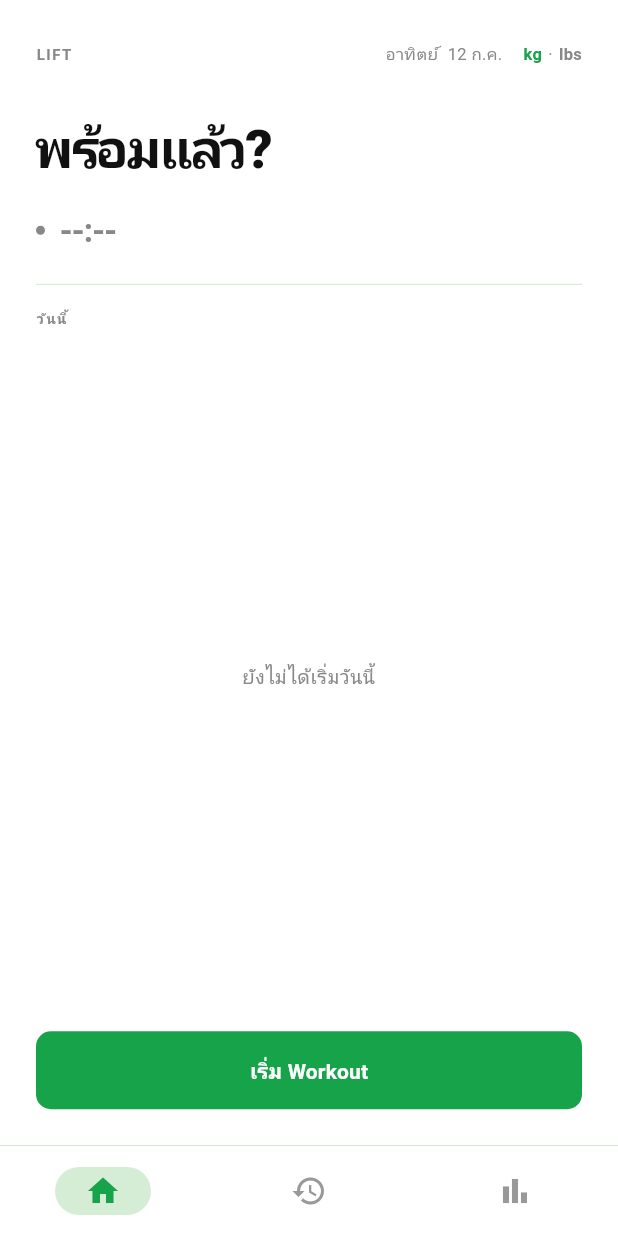
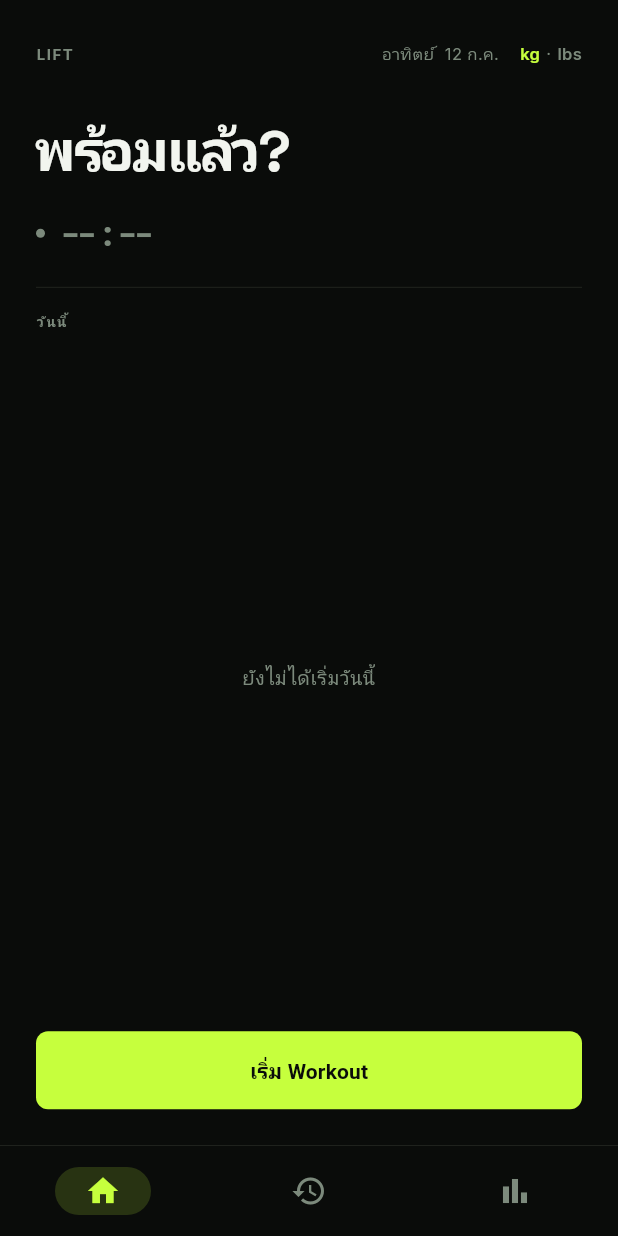
Before and after one commit to chetsadayut04/LIFT, a Flutter app: the screen it shows after launch, on a phone screen of 412 x 824 dp. Run offline on Flutter 3.47's test engine with Material 3 defaults, Android fonts, the phone set to English and light mode, and no system bars; our stand-ins replace fl_chart, flutter_riverpod, google_fonts, shared_preferences, sqflite, sqflite_common and 2 more; accounts and stored records are empty.

Commit message:
Apply Overload dark redesign across all screens
Re-skin the app per design/OVERLOAD_DESIGN_SPEC.md: dark palette with
lime accent, Space Grotesk/JetBrains Mono via google_fonts, and a new
shared PlateStack widget replacing the linear progress bars.

```diff
--- a/lib/app.dart
+++ b/lib/app.dart
@@ -1,5 +1,6 @@
 import 'package:flutter/material.dart';
 import 'package:flutter_riverpod/flutter_riverpod.dart';
+import 'package:google_fonts/google_fonts.dart';
 import 'features/history/history_provider.dart';
 import 'features/history/history_screen.dart';
 import 'features/home/home_provider.dart';
@@ -42,7 +43,7 @@ class _AppState extends ConsumerState<App> {
         bottomNavigationBar: Container(
           decoration: const BoxDecoration(
             border: Border(
-              top: BorderSide(color: Color(0xFFBFDFBF), width: 0.5),
+              top: BorderSide(color: Color(0xFF262A24), width: 0.5),
             ),
           ),
           child: NavigationBar(
@@ -72,54 +73,71 @@ class _AppState extends ConsumerState<App> {
   }
 
   ThemeData _theme() {
-    const bg = Color(0xFFFFFFFF);
-    const surface = Color(0xFFF4FAF4);
-    const border = Color(0xFFBFDFBF);
-    const accent = Color(0xFF16A34A); // dark green — readable on white
+    const bg = Color(0xFF0A0C0A);
+    const surfaceSolid = Color(0xFF1B1F1B);
+    const border = Color(0xFF262A24);
+    const accent = Color(0xFFC6FF3D);
+    const textPrimary = Color(0xFFF2F5EF);
+    const textMuted = Color(0xFF7C8A7C);
 
     final cs = ColorScheme.fromSeed(
       seedColor: accent,
-      brightness: Brightness.light,
+      brightness: Brightness.dark,
     ).copyWith(
       primary: accent,
-      onPrimary: Colors.white,
-      surface: surface,
+      onPrimary: bg,
+      surface: surfaceSolid,
       outline: border,
-      onSurface: const Color(0xFF111111),
+      onSurface: textPrimary,
+    );
+
+    final baseTextTheme = GoogleFonts.spaceGroteskTextTheme(
+      ThemeData(brightness: Brightness.dark).textTheme,
+    ).apply(bodyColor: textPrimary, displayColor: textPrimary);
+
+    final textTheme = baseTextTheme.copyWith(
+      bodyLarge: GoogleFonts.inter(textStyle: baseTextTheme.bodyLarge, color: textPrimary),
+      bodyMedium: GoogleFonts.inter(textStyle: baseTextTheme.bodyMedium, color: textPrimary),
+      bodySmall: GoogleFonts.inter(textStyle: baseTextTheme.bodySmall, color: textMuted),
+      labelLarge: GoogleFonts.inter(textStyle: baseTextTheme.labelLarge, color: textPrimary),
+      labelMedium: GoogleFonts.inter(textStyle: baseTextTheme.labelMedium, color: textMuted),
+      labelSmall: GoogleFonts.inter(textStyle: baseTextTheme.labelSmall, color: textMuted),
     );
 
     return ThemeData(
       useMaterial3: true,
+      brightness: Brightness.dark,
       colorScheme: cs,
+      textTheme: textTheme,
       scaffoldBackgroundColor: bg,
-      appBarTheme: const AppBarTheme(
+      appBarTheme: AppBarTheme(
         backgroundColor: bg,
-        foregroundColor: Color(0xFF111111),
+        foregroundColor: textPrimary,
         surfaceTintColor: Colors.transparent,
         elevation: 0,
         scrolledUnderElevation: 0,
         centerTitle: false,
-        titleTextStyle: TextStyle(
-          color: Color(0xFF111111),
+        titleTextStyle: GoogleFonts.spaceGrotesk(
+          color: textPrimary,
           fontSize: 17,
           fontWeight: FontWeight.w700,
           letterSpacing: -0.3,
         ),
-        iconTheme: IconThemeData(color: Color(0xFF666666)),
-        actionsIconTheme: IconThemeData(color: Color(0xFF666666)),
+        iconTheme: const IconThemeData(color: textMuted),
+        actionsIconTheme: const IconThemeData(color: textMuted),
       ),
       cardTheme: CardThemeData(
-        color: surface,
+        color: surfaceSolid,
         elevation: 0,
         margin: EdgeInsets.zero,
         shape: RoundedRectangleBorder(
-          borderRadius: BorderRadius.circular(12),
+          borderRadius: BorderRadius.circular(10),
           side: const BorderSide(color: border),
         ),
       ),
       inputDecorationTheme: InputDecorationTheme(
         filled: true,
-        fillColor: const Color(0xFFEAF5EA),
+        fillColor: const Color(0xFF15181A),
         contentPadding:
             const EdgeInsets.symmetric(horizontal: 12, vertical: 10),
         border: OutlineInputBorder(
@@ -135,8 +153,8 @@ class _AppState extends ConsumerState<App> {
           borderSide: const BorderSide(color: accent, width: 1.5),
         ),
         isDense: true,
-        labelStyle: const TextStyle(color: Color(0xFF666666)),
-        hintStyle: const TextStyle(color: Color(0xFF999999)),
+        labelStyle: const TextStyle(color: textMuted),
+        hintStyle: const TextStyle(color: textMuted),
       ),
       dividerTheme: const DividerThemeData(
         color: border,
@@ -146,26 +164,26 @@ class _AppState extends ConsumerState<App> {
       navigationBarTheme: NavigationBarThemeData(
         backgroundColor: bg,
         surfaceTintColor: Colors.transparent,
-        indicatorColor: const Color(0xFFD5EDD5),
+        indicatorColor: accent.withValues(alpha: 0.16),
         height: 60,
         labelBehavior: NavigationDestinationLabelBehavior.alwaysHide,
         iconTheme: WidgetStateProperty.resolveWith((states) {
           if (states.contains(WidgetState.selected)) {
             return const IconThemeData(color: accent, size: 24);
           }
-          return const IconThemeData(color: Color(0xFF999999), size: 24);
+          return const IconThemeData(color: textMuted, size: 24);
         }),
       ),
       filledButtonTheme: FilledButtonThemeData(
         style: FilledButton.styleFrom(
           backgroundColor: accent,
-          foregroundColor: Colors.white,
+          foregroundColor: bg,
           textStyle: const TextStyle(
             fontWeight: FontWeight.w700,
             letterSpacing: 0.1,
           ),
           shape: RoundedRectangleBorder(
-            borderRadius: BorderRadius.circular(10),
+            borderRadius: BorderRadius.circular(8),
           ),
         ),
       ),
@@ -174,7 +192,7 @@ class _AppState extends ConsumerState<App> {
           foregroundColor: accent,
           side: const BorderSide(color: border),
           shape: RoundedRectangleBorder(
-            borderRadius: BorderRadius.circular(10),
+            borderRadius: BorderRadius.circular(8),
           ),
         ),
       ),
@@ -182,21 +200,21 @@ class _AppState extends ConsumerState<App> {
         style: TextButton.styleFrom(foregroundColor: accent),
       ),
       dialogTheme: DialogThemeData(
-        backgroundColor: bg,
+        backgroundColor: surfaceSolid,
         surfaceTintColor: Colors.transparent,
         shape: RoundedRectangleBorder(
           borderRadius: BorderRadius.circular(16),
           side: const BorderSide(color: border),
         ),
-        titleTextStyle: const TextStyle(
-          color: Color(0xFF111111),
+        titleTextStyle: GoogleFonts.spaceGrotesk(
+          color: textPrimary,
           fontSize: 17,
           fontWeight: FontWeight.w700,
         ),
-        contentTextStyle: const TextStyle(color: Color(0xFF666666)),
+        contentTextStyle: const TextStyle(color: textMuted),
       ),
       bottomSheetTheme: const BottomSheetThemeData(
-        backgroundColor: bg,
+        backgroundColor: surfaceSolid,
         surfaceTintColor: Colors.transparent,
       ),
     );
--- a/lib/features/history/history_screen.dart
+++ b/lib/features/history/history_screen.dart
@@ -1,14 +1,15 @@
 import 'package:flutter/material.dart';
 import 'package:flutter_riverpod/flutter_riverpod.dart';
+import 'package:google_fonts/google_fonts.dart';
 import '../home/home_provider.dart';
 import '../stats/stats_provider.dart';
 import 'history_provider.dart';
 import 'session_detail_screen.dart';
 
-const _kAccent = Color(0xFF16A34A);
-const _kTextPrimary = Color(0xFF111111);
-const _kTextSec = Color(0xFF444444);
-const _kTextMuted = Color(0xFF888888);
+const _kAccent = Color(0xFFC6FF3D);
+const _kTextPrimary = Color(0xFFF2F5EF);
+const _kTextSec = Color(0xFFB8C2B4);
+const _kTextMuted = Color(0xFF7C8A7C);
 
 class HistoryScreen extends ConsumerWidget {
   const HistoryScreen({super.key});
@@ -110,8 +111,8 @@ class HistoryScreen extends ConsumerWidget {
               onConfirm();
             },
             style: FilledButton.styleFrom(
-              backgroundColor: Colors.red[900],
-              foregroundColor: const Color(0xFFE2F0E2),
+              backgroundColor: const Color(0xFF1A0800),
+              foregroundColor: const Color(0xFFFF5A3C),
             ),
             child: const Text('ลบ'),
           ),
@@ -149,9 +150,9 @@ class _SessionTile extends StatelessWidget {
                 children: [
                   Text(
                     day,
-                    style: const TextStyle(
+                    style: GoogleFonts.spaceGrotesk(
                       fontSize: 22,
-                      fontWeight: FontWeight.w800,
+                      fontWeight: FontWeight.w700,
                       height: 1,
                       letterSpacing: -0.5,
                       color: _kTextPrimary,
@@ -193,11 +194,11 @@ class _SessionTile extends StatelessWidget {
                 margin: const EdgeInsets.only(right: 8),
                 padding: const EdgeInsets.symmetric(horizontal: 6, vertical: 2),
                 decoration: BoxDecoration(
-                  color: const Color(0xFFFFF3E0),
+                  color: const Color(0xFFFF9F1C).withValues(alpha: 0.18),
                   borderRadius: BorderRadius.circular(6),
                 ),
                 child: const Text('กำลังเล่น',
-                    style: TextStyle(fontSize: 9, fontWeight: FontWeight.w700, color: Colors.orange)),
+                    style: TextStyle(fontSize: 9, fontWeight: FontWeight.w700, color: Color(0xFFFF9F1C))),
               )
             else
               Container(
--- a/lib/features/history/session_detail_screen.dart
+++ b/lib/features/history/session_detail_screen.dart
@@ -1,5 +1,6 @@
 import 'package:flutter/material.dart';
 import 'package:flutter_riverpod/flutter_riverpod.dart';
+import 'package:google_fonts/google_fonts.dart';
 import '../../core/database/exercise_dao.dart';
 import '../../core/database/set_dao.dart';
 import '../../core/models/exercise.dart';
@@ -8,9 +9,9 @@ import '../../core/models/workout_set.dart';
 import '../../core/providers/unit_provider.dart';
 import 'history_provider.dart';
 
-const _kTextPrimary = Color(0xFF111111);
-const _kTextSec = Color(0xFF444444);
-const _kTextMuted = Color(0xFF888888);
+const _kTextPrimary = Color(0xFFF2F5EF);
+const _kTextSec = Color(0xFFB8C2B4);
+const _kTextMuted = Color(0xFF7C8A7C);
 
 class SessionDetailScreen extends ConsumerStatefulWidget {
   final int sessionId;
@@ -124,7 +125,7 @@ class _SessionDetailScreenState extends ConsumerState<SessionDetailScreen> {
                         Expanded(
                           child: Text(
                             item.exercise.name,
-                            style: const TextStyle(
+                            style: GoogleFonts.spaceGrotesk(
                               fontSize: 15,
                               fontWeight: FontWeight.w700,
                               letterSpacing: -0.2,
@@ -167,12 +168,12 @@ class _SessionDetailScreenState extends ConsumerState<SessionDetailScreen> {
                                     ? Container(
                                         padding: const EdgeInsets.symmetric(horizontal: 5, vertical: 2),
                                         decoration: BoxDecoration(
-                                          color: Colors.orange.withValues(alpha: 0.18),
+                                          color: const Color(0xFFFF9F1C).withValues(alpha: 0.18),
                                           borderRadius: BorderRadius.circular(4),
                                         ),
                                         child: const Text('W',
                                             style: TextStyle(
-                                                fontSize: 11, color: Colors.orange, fontWeight: FontWeight.w700)),
+                                                fontSize: 11, color: Color(0xFFFF9F1C), fontWeight: FontWeight.w700)),
                                       )
                                     : Text('${s.setNumber}',
                                         style: const TextStyle(fontSize: 13, color: _kTextSec)),
@@ -181,7 +182,7 @@ class _SessionDetailScreenState extends ConsumerState<SessionDetailScreen> {
                                 child: Text(
                                   s.weightKg.display(isLbs),
                                   textAlign: TextAlign.center,
-                                  style: TextStyle(
+                                  style: GoogleFonts.jetBrainsMono(
                                       fontSize: 14,
                                       fontWeight: FontWeight.w600,
                                       color: s.isWarmup ? _kTextSec : _kTextPrimary),
@@ -191,7 +192,7 @@ class _SessionDetailScreenState extends ConsumerState<SessionDetailScreen> {
                                 child: Text(
                                   '${s.reps}',
                                   textAlign: TextAlign.center,
-                                  style: TextStyle(
+                                  style: GoogleFonts.jetBrainsMono(
                                       fontSize: 14,
                                       fontWeight: FontWeight.w600,
                                       color: s.isWarmup ? _kTextSec : _kTextPrimary),
--- a/lib/features/home/home_screen.dart
+++ b/lib/features/home/home_screen.dart
@@ -1,17 +1,19 @@
 import 'dart:async';
 import 'package:flutter/material.dart';
 import 'package:flutter_riverpod/flutter_riverpod.dart';
+import 'package:google_fonts/google_fonts.dart';
 import '../../core/database/exercise_dao.dart';
 import '../../core/database/session_dao.dart';
 import '../../core/providers/unit_provider.dart';
+import '../../core/widgets/plate_stack.dart';
 import '../workout/active_workout_provider.dart';
 import '../workout/active_workout_screen.dart';
 import 'home_provider.dart';
 
-const _kAccent = Color(0xFF16A34A);
-const _kTextPrimary = Color(0xFF111111);
-const _kTextMuted = Color(0xFF888888);
-const _kDivider = Color(0xFFBFDFBF);
+const _kAccent = Color(0xFFC6FF3D);
+const _kTextPrimary = Color(0xFFF2F5EF);
+const _kTextMuted = Color(0xFF7C8A7C);
+const _kDivider = Color(0xFF262A24);
 
 const _thaiDays = [
   'จันทร์',
@@ -136,9 +138,9 @@ class _HomeBody extends ConsumerWidget {
                 (state.todayVolume > 0
                     ? _fmtVol(state.todayVolume, isLbs)
                     : 'พร้อมแล้ว?'),
-            style: const TextStyle(
-              fontSize: 36,
-              fontWeight: FontWeight.w800,
+            style: GoogleFonts.spaceGrotesk(
+              fontSize: 38,
+              fontWeight: FontWeight.w700,
               letterSpacing: -1.5,
               height: 1,
               color: _kTextPrimary,
@@ -240,8 +242,8 @@ class _HomeBody extends ConsumerWidget {
             child: OutlinedButton(
               onPressed: () => _finish(context, ref),
               style: OutlinedButton.styleFrom(
-                foregroundColor: const Color(0xFFE07070),
-                side: const BorderSide(color: Color(0xFF6B3030)),
+                foregroundColor: const Color(0xFFFF5A3C),
+                side: const BorderSide(color: Color(0xFFFF5A3C)),
                 padding: const EdgeInsets.symmetric(horizontal: 20),
               ),
               child: const Row(
@@ -338,8 +340,8 @@ class _HomeBody extends ConsumerWidget {
           FilledButton(
             onPressed: () => Navigator.pop(ctx, true),
             style: FilledButton.styleFrom(
-              backgroundColor: const Color(0xFF6B3030),
-              foregroundColor: const Color(0xFFE07070),
+              backgroundColor: const Color(0xFF1A0800),
+              foregroundColor: const Color(0xFFFF5A3C),
             ),
             child: const Text('เสร็จสิ้น'),
           ),
@@ -366,11 +368,11 @@ class _HomeBody extends ConsumerWidget {
                 ),
               ],
             ),
-            backgroundColor: Colors.white,
+            backgroundColor: const Color(0xFF1B1F1B),
             behavior: SnackBarBehavior.floating,
             shape: RoundedRectangleBorder(
               borderRadius: BorderRadius.circular(10),
-              side: const BorderSide(color: Color(0xFFBFDFBF)),
+              side: const BorderSide(color: Color(0xFF262A24)),
             ),
             duration: const Duration(seconds: 2),
           ),
@@ -465,11 +467,14 @@ class _TimerRowState extends ConsumerState<_TimerRow> {
         const SizedBox(width: 10),
         Text(
           timerStr,
-          style: TextStyle(
+          style: GoogleFonts.jetBrainsMono(
             fontSize: 22,
             fontWeight: FontWeight.w700,
             letterSpacing: -0.5,
             color: isActive ? _kAccent : _kTextMuted,
+            shadows: isActive
+                ? [Shadow(color: _kAccent.withValues(alpha: 0.4), blurRadius: 14)]
+                : null,
           ),
         ),
       ],
@@ -493,8 +498,8 @@ class _WorkoutNameDialogState extends State<_WorkoutNameDialog> {
   List<_Template> _templates = [];
   String? _selectedName;
 
-  static const _kBorder = Color(0xFFBFDFBF);
-  static const _kSurface = Color(0xFFEAF5EA);
+  static const _kBorder = Color(0xFF262A24);
+  static const _kSurface = Color(0xFF15181A);
 
   @override
   void initState() {
@@ -627,7 +632,7 @@ class _VolumeSummaryRow extends StatelessWidget {
       final pct = (state.todayVolume - last) / last * 100;
       final sign = pct >= 0 ? '+' : '';
       changeStr = '$sign${pct.toStringAsFixed(1)}%';
-      changeColor = pct >= 0 ? _kAccent : const Color(0xFFE07070);
+      changeColor = pct >= 0 ? _kAccent : const Color(0xFFFF5A3C);
     }
 
     return Column(
@@ -693,6 +698,8 @@ class _ExerciseList extends StatelessWidget {
       );
     }
 
+    final maxVolume = exercises.fold(0.0, (m, e) => e.totalVolume > m ? e.totalVolume : m);
+
     return ListView.separated(
       padding: EdgeInsets.zero,
       itemCount: exercises.length,
@@ -702,6 +709,7 @@ class _ExerciseList extends StatelessWidget {
         final w = isLbs ? ex.avgWeight * kgToLbs : ex.avgWeight;
         final vol = isLbs ? ex.totalVolume * kgToLbs : ex.totalVolume;
         final unit = isLbs ? 'lbs' : 'kg';
+        final ratio = maxVolume > 0 ? ex.totalVolume / maxVolume : 0.0;
 
         return Row(
           children: [
@@ -727,7 +735,7 @@ class _ExerciseList extends StatelessWidget {
                         Container(
                           padding: const EdgeInsets.symmetric(horizontal: 5, vertical: 1),
                           decoration: BoxDecoration(
-                            color: const Color(0xFFFFF3CD),
+                            color: const Color(0xFFFF5A3C),
                             borderRadius: BorderRadius.circular(4),
                           ),
                           child: const Text(
@@ -735,7 +743,7 @@ class _ExerciseList extends StatelessWidget {
                             style: TextStyle(
                               fontSize: 9,
                               fontWeight: FontWeight.w800,
-                              color: Color(0xFF856404),
+                              color: Color(0xFF1A0800),
                             ),
                           ),
                         ),
@@ -753,6 +761,8 @@ class _ExerciseList extends StatelessWidget {
             Column(
               crossAxisAlignment: CrossAxisAlignment.end,
               children: [
+                PlateStack(ratio: ratio),
+                const SizedBox(height: 4),
                 Text(
                   '${fmtNum(vol)} $unit',
                   style: const TextStyle(fontSize: 12, fontWeight: FontWeight.w600, color: _kTextMuted),
--- a/lib/features/workout/add_exercise_dialog.dart
+++ b/lib/features/workout/add_exercise_dialog.dart
@@ -1,9 +1,9 @@
 import 'package:flutter/material.dart';
 import '../../core/database/exercise_dao.dart';
 
-const _kAccent = Color(0xFF16A34A);
-const _kTextPrimary = Color(0xFF111111);
-const _kTextMuted = Color(0xFF888888);
+const _kAccent = Color(0xFFC6FF3D);
+const _kTextPrimary = Color(0xFFF2F5EF);
+const _kTextMuted = Color(0xFF7C8A7C);
 
 Future<String?> showAddExerciseSheet(BuildContext context) {
   return showModalBottomSheet<String>(
@@ -65,8 +65,8 @@ class _AddExerciseSheetState extends State<_AddExerciseSheet> {
           FilledButton(
             onPressed: () => Navigator.pop(ctx, true),
             style: FilledButton.styleFrom(
-              backgroundColor: Colors.red[900],
-              foregroundColor: Colors.white,
+              backgroundColor: const Color(0xFF1A0800),
+              foregroundColor: const Color(0xFFFF5A3C),
             ),
             child: const Text('ลบ'),
           ),
@@ -101,7 +101,7 @@ class _AddExerciseSheetState extends State<_AddExerciseSheet> {
 
     return Container(
       decoration: const BoxDecoration(
-        color: Colors.white,
+        color: Color(0xFF1B1F1B),
         borderRadius: BorderRadius.vertical(top: Radius.circular(20)),
       ),
       padding: EdgeInsets.only(bottom: bottom),
@@ -114,7 +114,7 @@ class _AddExerciseSheetState extends State<_AddExerciseSheet> {
             width: 36,
             height: 4,
             decoration: BoxDecoration(
-              color: const Color(0xFFDDDDDD),
+              color: const Color(0xFF262A24),
               borderRadius: BorderRadius.circular(2),
             ),
           ),
@@ -141,7 +141,7 @@ class _AddExerciseSheetState extends State<_AddExerciseSheet> {
                       )
                     : null,
                 filled: true,
-                fillColor: const Color(0xFFF5F5F5),
+                fillColor: const Color(0xFF0A0C0A),
                 border: OutlineInputBorder(
                   borderRadius: BorderRadius.circular(12),
                   borderSide: BorderSide.none,
@@ -183,7 +183,7 @@ class _AddExerciseSheetState extends State<_AddExerciseSheet> {
                     padding: EdgeInsets.symmetric(vertical: 24),
                     child: Column(
                       children: [
-                        Icon(Icons.fitness_center, size: 32, color: Color(0xFFBFDFBF)),
+                        Icon(Icons.fitness_center, size: 32, color: Color(0xFF262A24)),
                         SizedBox(height: 10),
                         Text('ยังไม่มีท่าในระบบ',
                             style: TextStyle(fontSize: 13, fontWeight: FontWeight.w600, color: _kTextMuted)),
@@ -265,7 +265,7 @@ class _ExerciseItem extends StatelessWidget {
     required this.onTap,
     this.onLongPress,
     this.icon = Icons.fitness_center,
-    this.iconColor = const Color(0xFFBFDFBF),
+    this.iconColor = const Color(0xFF7C8A7C),
     this.nameColor = _kTextPrimary,
   });
 
--- a/pubspec.yaml
+++ b/pubspec.yaml
@@ -40,6 +40,7 @@ dependencies:
   sqflite_common_ffi: ^2.3.7+1
   sqflite_common_ffi_web: ^1.0.2
   shared_preferences: ^2.5.5
+  google_fonts: ^6.2.1
 
 dev_dependencies:
   flutter_test:
```
Also changed, not shown: lib/core/widgets/plate_stack.dart (added, +29 -0 lines), lib/features/stats/stats_screen.dart (+73 -77 lines), lib/features/workout/active_workout_screen.dart (+16 -15 lines), lib/features/workout/add_set_form.dart (+9 -9 lines), lib/features/workout/rest_timer_widget.dart (+20 -11 lines), pubspec.lock, 3 other files.
